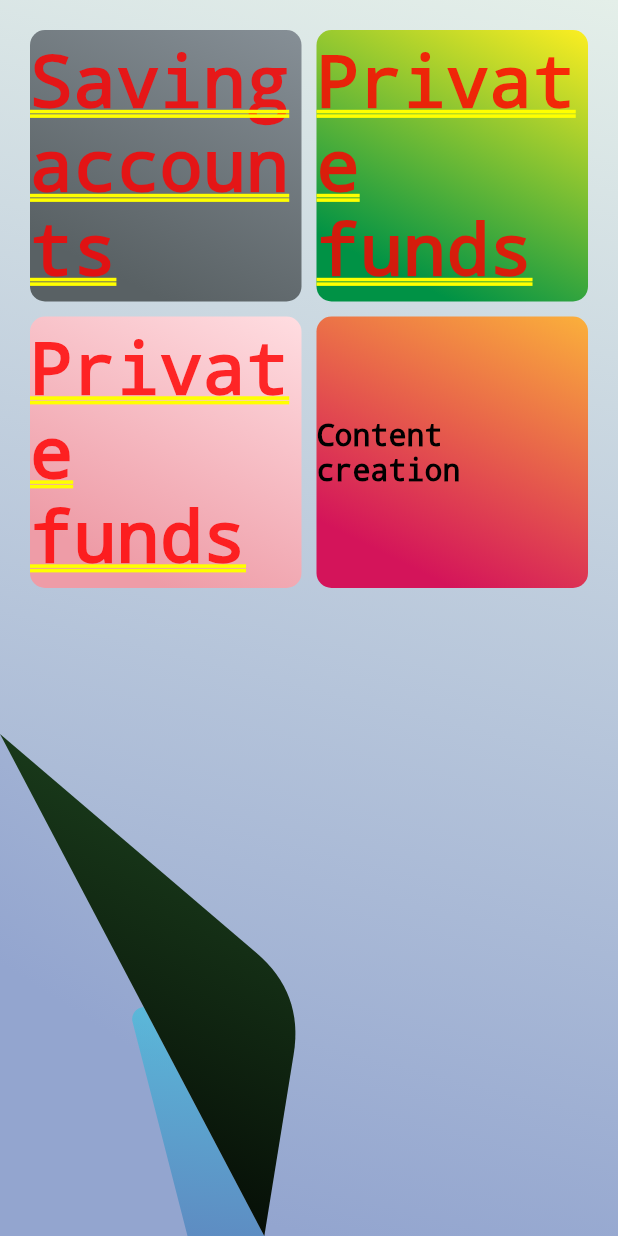
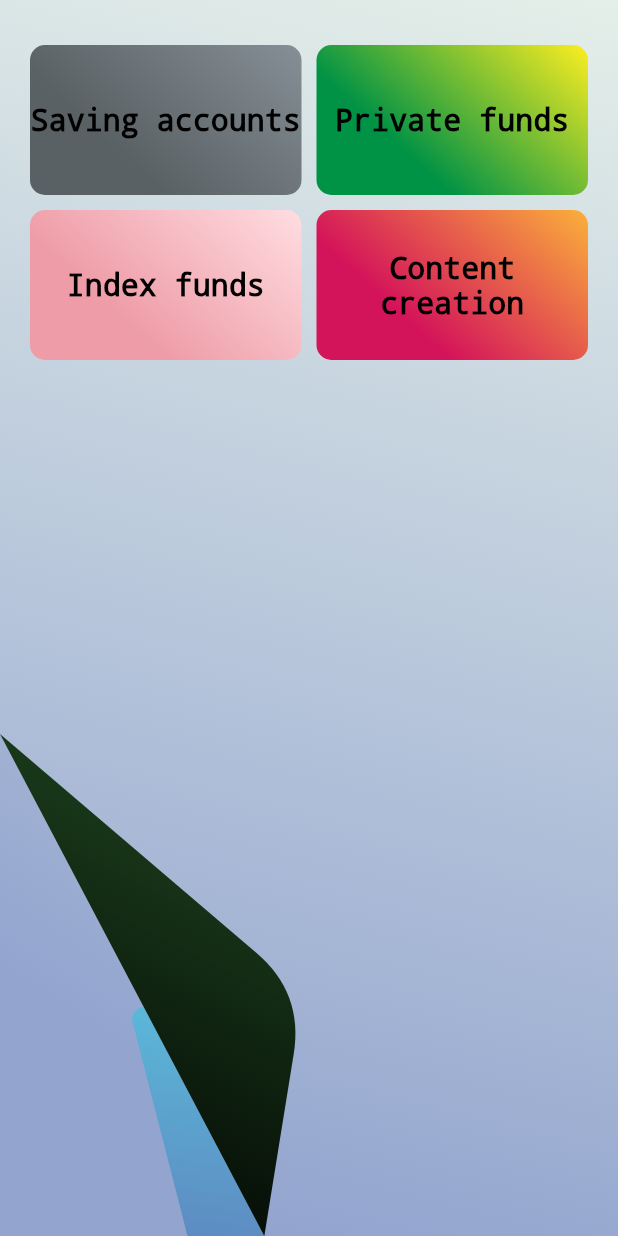
Before and after one commit to EtienneAuroux/tokihakanenari, a Flutter app: the screen it shows after launch, after a tap on the "add" icon, on a phone screen of 412 x 824 dp. Run offline on Flutter 3.47's test engine with Material 3 defaults, Android fonts, the phone set to English and light mode, and no system bars.

Commit message:
<feat>: Implemented cardStatus switch on each card content. Implemented grid view on AddCard big.

```diff
--- a/lib/card_types/add_card.dart
+++ b/lib/card_types/add_card.dart
@@ -15,15 +15,26 @@ class AddCard extends StatefulWidget {
 }
 
 class _AddCardState extends State<AddCard> {
-  List<MiniCard> remainingCards = [
+  List<Widget> remainingCards = [
     MiniCard(cardType: CardType.savingAccounts),
     MiniCard(cardType: CardType.privateFunds),
     MiniCard(cardType: CardType.indexFunds),
     MiniCard(cardType: CardType.contentCreation),
   ];
 
-  Widget setCardContent(CardStatus cardStatus) {
+  Widget getCardContent(CardStatus cardStatus) {
     switch (cardStatus) {
+      case CardStatus.big:
+        return GridView(
+          padding: const EdgeInsets.symmetric(horizontal: 20, vertical: 30),
+          gridDelegate: const SliverGridDelegateWithFixedCrossAxisCount(
+            crossAxisCount: 2,
+            mainAxisSpacing: 10,
+            crossAxisSpacing: 10,
+            mainAxisExtent: 100,
+          ),
+          children: remainingCards,
+        );
       case CardStatus.mini:
         throw UnimplementedError('addCard should not be used as a mini card.');
       case CardStatus.small:
@@ -33,21 +44,11 @@ class _AddCardState extends State<AddCard> {
             size: 100,
           ),
         );
-      case CardStatus.big:
-        return GridView(
-          padding: const EdgeInsets.all(20),
-          gridDelegate: const SliverGridDelegateWithFixedCrossAxisCount(
-            crossAxisCount: 2,
-            mainAxisSpacing: 10,
-            crossAxisSpacing: 10,
-          ),
-          children: remainingCards,
-        );
     }
   }
 
   @override
   Widget build(BuildContext context) {
-    return setCardContent(widget.cardStatus);
+    return getCardContent(widget.cardStatus);
   }
 }
--- a/lib/card_types/content_creation.dart
+++ b/lib/card_types/content_creation.dart
@@ -1,5 +1,6 @@
 import 'package:flutter/material.dart';
 import 'package:tokihakanenari/my_enums.dart';
+import 'package:tokihakanenari/visual_tools/text_styles.dart';
 
 class ContentCreation extends StatefulWidget {
   final CardStatus cardStatus;
@@ -14,13 +15,35 @@ class ContentCreation extends StatefulWidget {
 }
 
 class _ContentCreationState extends State<ContentCreation> {
+  Widget getCardContent(CardStatus cardStatus) {
+    switch (cardStatus) {
+      case CardStatus.big:
+        return const Center(
+          child: Text(
+            'Content creation',
+            style: TextStyles.bigCardTitle,
+          ),
+        );
+      case CardStatus.mini:
+        return const Center(
+          child: Text(
+            'Content creation',
+            style: TextStyles.miniCardTitle,
+            textAlign: TextAlign.center,
+          ),
+        );
+      case CardStatus.small:
+        return const Center(
+          child: Text(
+            'Content creation',
+            style: TextStyles.smallCardTitle,
+          ),
+        );
+    }
+  }
+
   @override
   Widget build(BuildContext context) {
-    return const Center(
-      child: Text(
-        'Content creation',
-        style: TextStyle(fontSize: 20, color: Colors.black, decoration: TextDecoration.none),
-      ),
-    );
+    return getCardContent(widget.cardStatus);
   }
 }
--- a/lib/card_types/index_funds.dart
+++ b/lib/card_types/index_funds.dart
@@ -1,5 +1,6 @@
 import 'package:flutter/material.dart';
 import 'package:tokihakanenari/my_enums.dart';
+import 'package:tokihakanenari/visual_tools/text_styles.dart';
 
 class IndexFunds extends StatefulWidget {
   final CardStatus cardStatus;
@@ -14,10 +15,35 @@ class IndexFunds extends StatefulWidget {
 }
 
 class _IndexFundsState extends State<IndexFunds> {
+  Widget getCardContent(CardStatus cardStatus) {
+    switch (cardStatus) {
+      case CardStatus.big:
+        return const Center(
+          child: Text(
+            'Index funds',
+            style: TextStyles.bigCardTitle,
+          ),
+        );
+      case CardStatus.mini:
+        return const Center(
+          child: Text(
+            'Index funds',
+            style: TextStyles.miniCardTitle,
+            textAlign: TextAlign.center,
+          ),
+        );
+      case CardStatus.small:
+        return const Center(
+          child: Text(
+            'Index funds',
+            style: TextStyles.smallCardTitle,
+          ),
+        );
+    }
+  }
+
   @override
   Widget build(BuildContext context) {
-    return const Center(
-      child: Text('Private funds'),
-    );
+    return getCardContent(widget.cardStatus);
   }
 }
--- a/lib/card_types/passive_income.dart
+++ b/lib/card_types/passive_income.dart
@@ -1,5 +1,6 @@
 import 'package:flutter/material.dart';
 import 'package:tokihakanenari/my_enums.dart';
+import 'package:tokihakanenari/visual_tools/text_styles.dart';
 
 class PassiveIncome extends StatefulWidget {
   final CardStatus cardStatus;
@@ -14,13 +15,29 @@ class PassiveIncome extends StatefulWidget {
 }
 
 class _PassiveIncomeState extends State<PassiveIncome> {
+  Widget getCardContent(CardStatus cardStatus) {
+    switch (cardStatus) {
+      case CardStatus.big:
+        return const Center(
+          child: Text(
+            'Passive income',
+            style: TextStyles.bigCardTitle,
+          ),
+        );
+      case CardStatus.mini:
+        throw UnimplementedError('addCard should not be used as a mini card.');
+      case CardStatus.small:
+        return const Center(
+          child: Text(
+            'Passive income',
+            style: TextStyles.smallCardTitle,
+          ),
+        );
+    }
+  }
+
   @override
   Widget build(BuildContext context) {
-    return const Center(
-      child: Text(
-        'Passive income',
-        style: TextStyle(fontSize: 20, color: Colors.black, decoration: TextDecoration.none),
-      ),
-    );
+    return getCardContent(widget.cardStatus);
   }
 }
--- a/lib/card_types/private_funds.dart
+++ b/lib/card_types/private_funds.dart
@@ -1,5 +1,6 @@
 import 'package:flutter/material.dart';
 import 'package:tokihakanenari/my_enums.dart';
+import 'package:tokihakanenari/visual_tools/text_styles.dart';
 
 class PrivateFunds extends StatefulWidget {
   final CardStatus cardStatus;
@@ -14,10 +15,35 @@ class PrivateFunds extends StatefulWidget {
 }
 
 class _PrivateFundsState extends State<PrivateFunds> {
+  Widget getCardContent(CardStatus cardStatus) {
+    switch (cardStatus) {
+      case CardStatus.big:
+        return const Center(
+          child: Text(
+            'Private funds',
+            style: TextStyles.bigCardTitle,
+          ),
+        );
+      case CardStatus.mini:
+        return const Center(
+          child: Text(
+            'Private funds',
+            style: TextStyles.miniCardTitle,
+            textAlign: TextAlign.center,
+          ),
+        );
+      case CardStatus.small:
+        return const Center(
+          child: Text(
+            'Private funds',
+            style: TextStyles.smallCardTitle,
+          ),
+        );
+    }
+  }
+
   @override
   Widget build(BuildContext context) {
-    return const Center(
-      child: Text('Private funds'),
-    );
+    return getCardContent(widget.cardStatus);
   }
 }
--- a/lib/card_types/saving_accounts.dart
+++ b/lib/card_types/saving_accounts.dart
@@ -1,5 +1,6 @@
 import 'package:flutter/material.dart';
 import 'package:tokihakanenari/my_enums.dart';
+import 'package:tokihakanenari/visual_tools/text_styles.dart';
 
 class SavingAccounts extends StatefulWidget {
   final CardStatus cardStatus;
@@ -14,10 +15,35 @@ class SavingAccounts extends StatefulWidget {
 }
 
 class _SavingAccountsState extends State<SavingAccounts> {
+  Widget getCardContent(CardStatus cardStatus) {
+    switch (cardStatus) {
+      case CardStatus.big:
+        return const Center(
+          child: Text(
+            'Saving accounts',
+            style: TextStyles.bigCardTitle,
+          ),
+        );
+      case CardStatus.mini:
+        return const Center(
+          child: Text(
+            'Saving accounts',
+            style: TextStyles.miniCardTitle,
+            textAlign: TextAlign.center,
+          ),
+        );
+      case CardStatus.small:
+        return const Center(
+          child: Text(
+            'Saving accounts',
+            style: TextStyles.smallCardTitle,
+          ),
+        );
+    }
+  }
+
   @override
   Widget build(BuildContext context) {
-    return const Center(
-      child: Text('Saving accounts'),
-    );
+    return getCardContent(widget.cardStatus);
   }
 }
--- /dev/null
+++ b/lib/visual_tools/text_styles.dart
@@ -0,0 +1,19 @@
+import 'package:flutter/material.dart';
+
+class TextStyles {
+  static const bigCardTitle = TextStyle(
+    fontSize: 20,
+    color: Colors.black,
+    decoration: TextDecoration.none,
+  );
+  static const miniCardTitle = TextStyle(
+    fontSize: 20,
+    color: Colors.black,
+    decoration: TextDecoration.none,
+  );
+  static const smallCardTitle = TextStyle(
+    fontSize: 20,
+    color: Colors.black,
+    decoration: TextDecoration.none,
+  );
+}
```
